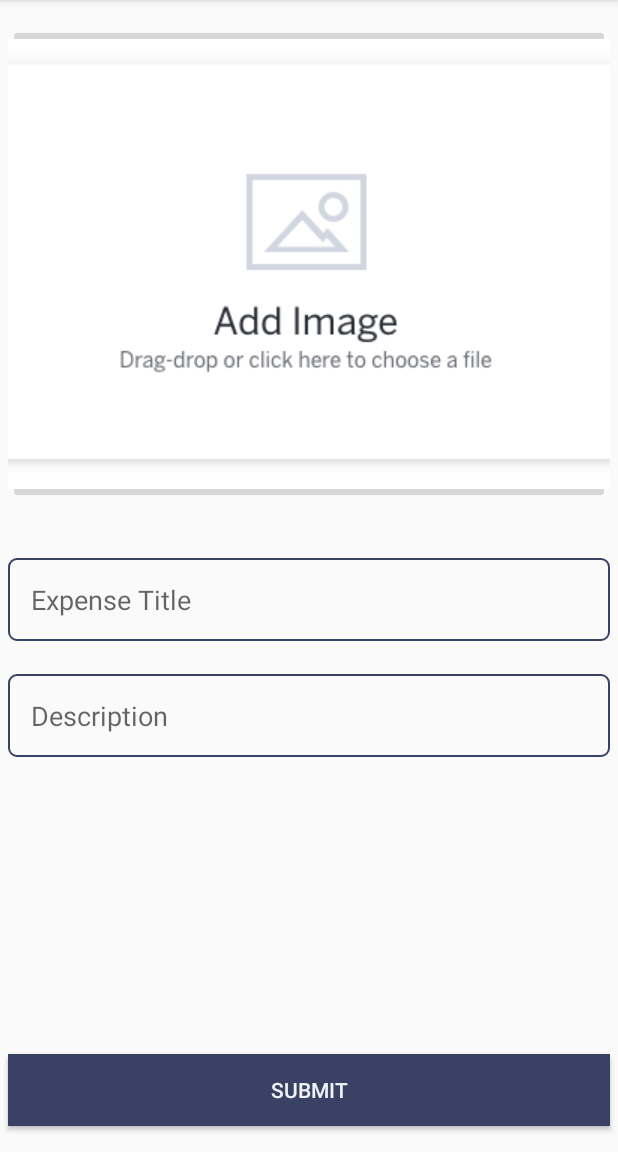
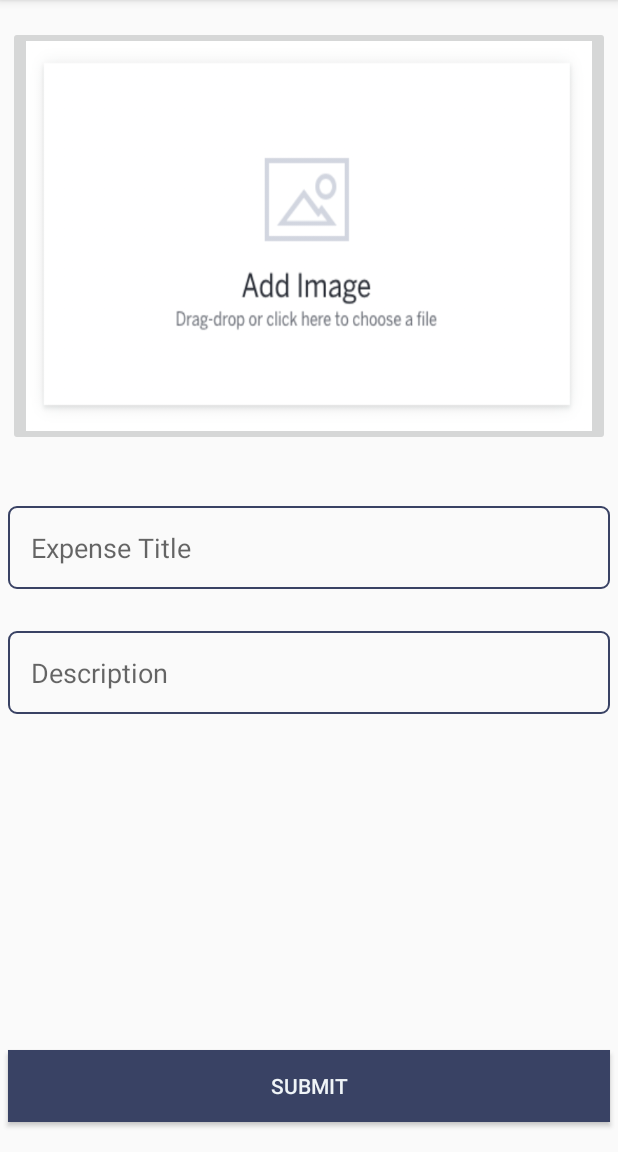
Before and after one commit to nehakale1403/Daily_Visit_Report_Application, an Android app: the AddExpenseActivity screen opened directly, with no data from a screen before it, on a phone screen of 412 x 824 dp, the part 84-1236 px from its top. Run offline under Robolectric (Android 15) with nearby library versions, the phone set to English and light mode, and no system bars; our stand-ins replace Firebase (no records; nobody signed in at launch, a user with empty details on screens opened directly).

```diff
--- a/app/src/main/java/com/gsix/dvr_application/AddExpenseActivity.java
+++ b/app/src/main/java/com/gsix/dvr_application/AddExpenseActivity.java
@@ -59,6 +59,8 @@ public class AddExpenseActivity extends AppCompatActivity {
         expenseTitle = (EditText) findViewById(R.id.id_expense_title);
         expenseDesc = (EditText) findViewById(R.id.id_expense_description);
         submitBillBtn = (Button) findViewById(R.id.submit_expense_id);
+
+        Toast.makeText(AddExpenseActivity.this, mStorage.toString(), Toast.LENGTH_LONG).show();
 
         billImage.setOnClickListener(new View.OnClickListener() {
             @Override
--- a/app/src/main/res/layout/activity_add_expense.xml
+++ b/app/src/main/res/layout/activity_add_expense.xml
@@ -9,9 +9,10 @@
     <ImageButton
         android:id="@+id/add_image_btn_id"
         android:layout_width="match_parent"
-        android:layout_height="wrap_content"
+        android:layout_height="280dp"
+        android:layout_marginLeft="5dp"
         android:layout_marginRight="5dp"
-        android:layout_marginLeft="5dp"
+        android:scaleType="fitXY"
         app:layout_constraintBottom_toBottomOf="parent"
         app:layout_constraintEnd_toEndOf="parent"
         app:layout_constraintStart_toStartOf="parent"
```
